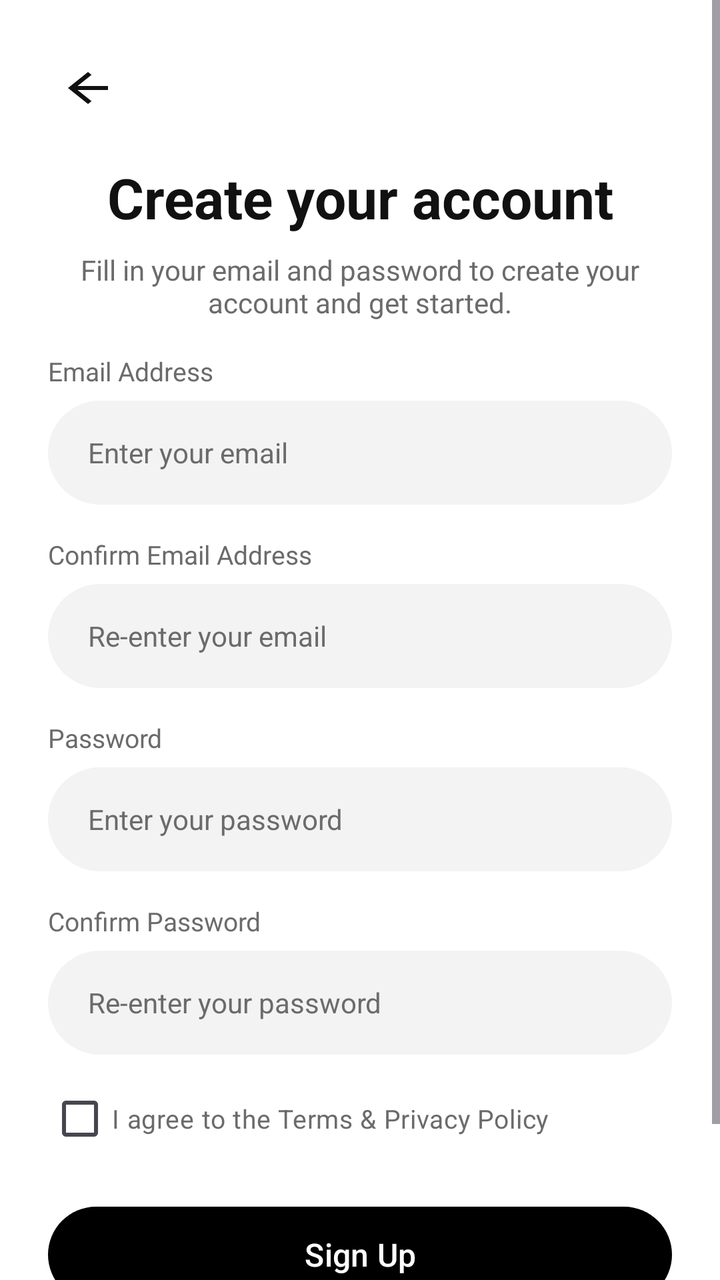
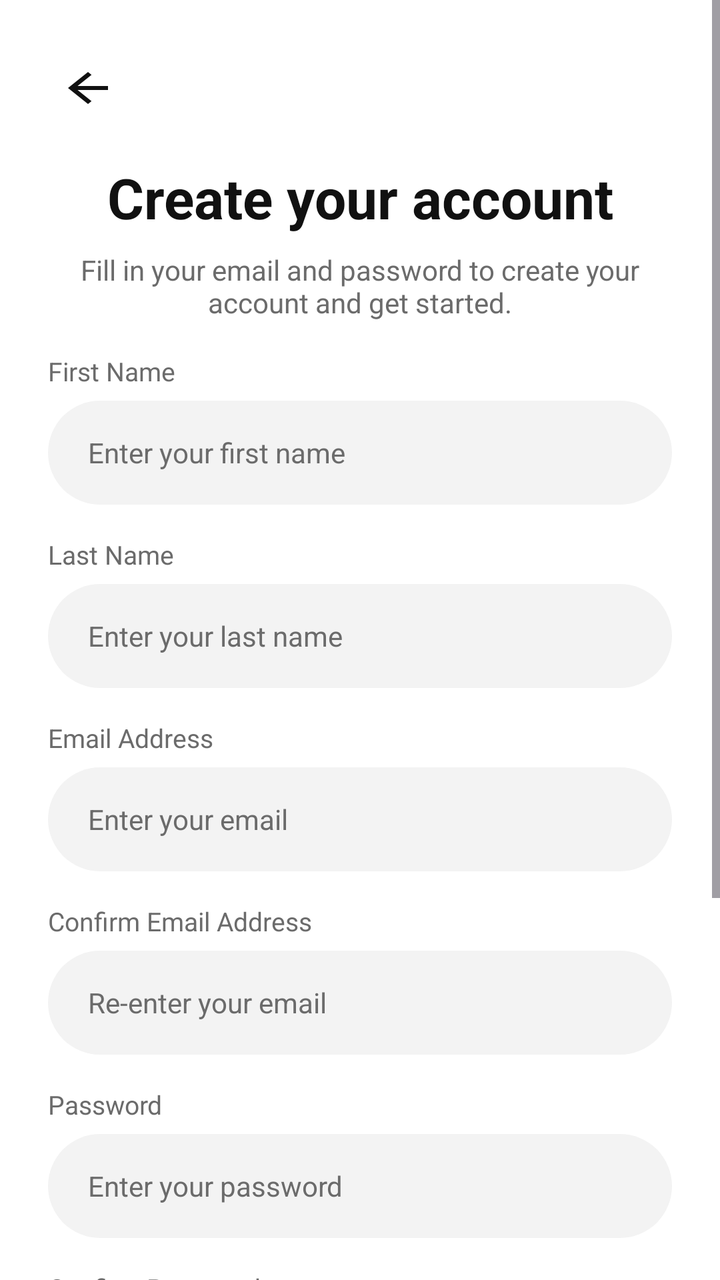

Two renders of the same Android screen: before a commit and after it. Below are the layout's source before the change and the commit's diff.
<!-- AndroidManifest.xml: application theme Theme._1stActivity -->
<!-- res/layout/activity_sign_up.xml -->
<?xml version="1.0" encoding="utf-8"?>
<ScrollView xmlns:android="http://schemas.android.com/apk/res/android"
    xmlns:app="http://schemas.android.com/apk/res-auto"
    android:id="@+id/main"
    android:layout_width="match_parent"
    android:layout_height="match_parent"
    android:background="@color/white"
    android:fillViewport="true"
    android:fitsSystemWindows="true">

    <LinearLayout
        android:layout_width="match_parent"
        android:layout_height="wrap_content"
        android:orientation="vertical"
        android:padding="24dp">

        
        <ImageButton
            android:id="@+id/btnBack"
            android:layout_width="40dp"
            android:layout_height="40dp"
            android:background="?attr/selectableItemBackgroundBorderless"
            android:contentDescription="@string/desc_back"
            android:src="@drawable/ic_arrow_back" />

        
        <TextView
            android:layout_width="match_parent"
            android:layout_height="wrap_content"
            android:layout_marginTop="16dp"
            android:gravity="center"
            android:text="@string/title_create_account"
            android:textColor="@color/text_primary"
            android:textSize="28sp"
            android:textStyle="bold" />

        <TextView
            android:layout_width="match_parent"
            android:layout_height="wrap_content"
            android:layout_marginTop="8dp"
            android:gravity="center"
            android:text="@string/subtitle_sign_up"
            android:textColor="@color/text_secondary"
            android:textSize="14sp" />


        
        <TextView
            android:layout_width="wrap_content"
            android:layout_height="wrap_content"
            android:layout_marginTop="16dp"
            android:text="@string/label_email"
            android:textColor="@color/text_secondary"
            android:textSize="13sp" />

        <EditText
            android:id="@+id/etEmail"
            android:layout_width="match_parent"
            android:layout_height="52dp"
            android:layout_marginTop="6dp"
            android:autofillHints="emailAddress"
            android:background="@drawable/bg_input"
            android:hint="@string/hint_email"
            android:inputType="textEmailAddress"
            android:paddingStart="20dp"
            android:paddingEnd="20dp"
            android:textColor="@color/text_primary"
            android:textColorHint="@color/text_secondary"
            android:textSize="14sp" />

        
        <TextView
            android:layout_width="wrap_content"
            android:layout_height="wrap_content"
            android:layout_marginTop="16dp"
            android:text="@string/label_confirm_email"
            android:textColor="@color/text_secondary"
            android:textSize="13sp" />

        <EditText
            android:id="@+id/etConfirmEmail"
            android:layout_width="match_parent"
            android:layout_height="52dp"
            android:layout_marginTop="6dp"
            android:autofillHints="emailAddress"
            android:background="@drawable/bg_input"
            android:hint="@string/hint_confirm_email"
            android:inputType="textEmailAddress"
            android:paddingStart="20dp"
            android:paddingEnd="20dp"
            android:textColor="@color/text_primary"
            android:textColorHint="@color/text_secondary"
            android:textSize="14sp" />

        
        <TextView
            android:layout_width="wrap_content"
            android:layout_height="wrap_content"
            android:layout_marginTop="16dp"
            android:text="@string/label_password"
            android:textColor="@color/text_secondary"
            android:textSize="13sp" />

        <EditText
            android:id="@+id/etPassword"
            android:layout_width="match_parent"
            android:layout_height="52dp"
            android:layout_marginTop="6dp"
            android:autofillHints="newPassword"
            android:background="@drawable/bg_input"
            android:hint="@string/hint_password"
            android:inputType="textPassword"
            android:paddingStart="20dp"
            android:paddingEnd="20dp"
            android:textColor="@color/text_primary"
            android:textColorHint="@color/text_secondary"
            android:textSize="14sp" />

        
        <TextView
            android:layout_width="wrap_content"
            android:layout_height="wrap_content"
            android:layout_marginTop="16dp"
            android:text="@string/label_confirm_password"
            android:textColor="@color/text_secondary"
            android:textSize="13sp" />

        <EditText
            android:id="@+id/etConfirmPassword"
            android:layout_width="match_parent"
            android:layout_height="52dp"
            android:layout_marginTop="6dp"
            android:autofillHints="newPassword"
            android:background="@drawable/bg_input"
            android:hint="@string/hint_confirm_password"
            android:inputType="textPassword"
            android:paddingStart="20dp"
            android:paddingEnd="20dp"
            android:textColor="@color/text_primary"
            android:textColorHint="@color/text_secondary"
            android:textSize="14sp" />

        
        <CheckBox
            android:id="@+id/cbTerms"
            android:layout_width="wrap_content"
            android:layout_height="wrap_content"
            android:layout_marginTop="8dp"
            android:text="@string/agree_terms"
            android:textColor="@color/text_secondary"
            android:textSize="13sp" />

        
        <com.google.android.material.button.MaterialButton
            android:id="@+id/btnSignUp"
            android:layout_width="match_parent"
            android:layout_height="56dp"
            android:layout_marginTop="16dp"
            android:text="@string/btn_sign_up"
            android:textAllCaps="false"
            android:textColor="@color/white"
            android:textSize="16sp"
            app:backgroundTint="@color/black"
            app:cornerRadius="28dp" />

        
        <LinearLayout
            android:layout_width="match_parent"
            android:layout_height="wrap_content"
            android:layout_marginTop="24dp"
            android:gravity="center"
            android:orientation="horizontal">

            <TextView
                android:layout_width="wrap_content"
                android:layout_height="wrap_content"
                android:text="@string/have_account"
                android:textColor="@color/text_secondary"
                android:textSize="13sp" />

            <TextView
                android:id="@+id/tvGoToLogin"
                android:layout_width="wrap_content"
                android:layout_height="wrap_content"
                android:layout_marginStart="4dp"
                android:padding="4dp"
                android:text="@string/btn_sign_in"
                android:textColor="@color/text_primary"
                android:textSize="13sp"
                android:textStyle="bold" />
        </LinearLayout>

    </LinearLayout>
</ScrollView>
<!-- resources referenced by this layout -->
<resources>
  <color name="black">#FF000000</color>
  <color name="text_primary">#FF111111</color>
  <color name="text_secondary">#FF6B6B6B</color>
  <color name="white">#FFFFFFFF</color>
  <!-- drawable bg_input (drawable) -->
  <?xml version="1.0" encoding="utf-8"?>
  <shape xmlns:android="http://schemas.android.com/apk/res/android"
      android:shape="rectangle">
  
      <solid android:color="@color/input_bg" />
  
      <corners android:radius="28dp" />
  
  </shape>
  <!-- drawable ic_arrow_back (drawable) -->
  <?xml version="1.0" encoding="utf-8"?>
  <vector xmlns:android="http://schemas.android.com/apk/res/android"
      android:width="30dp"
      android:height="24dp"
      android:viewportWidth="24"
      android:viewportHeight="24">
  
      <path
          android:fillColor="@color/text_primary"
          android:pathData="M20,11H7.83l5.59,-5.59L12,4l-8,8 8,8 1.41,-1.41L7.83,13H20v-2z" />
  
  </vector>
  <string name="agree_terms">I agree to the Terms &amp; Privacy Policy</string>
  <string name="btn_sign_in">Sign In</string>
  <string name="btn_sign_up">Sign Up</string>
  <string name="desc_back">Go back</string>
  <string name="have_account">Already have an account?</string>
  <string name="hint_confirm_email">Re-enter your email</string>
  <string name="hint_confirm_password">Re-enter your password</string>
  <string name="hint_email">Enter your email</string>
  <string name="hint_password">Enter your password</string>
  <string name="label_confirm_email">Confirm Email Address</string>
  <string name="label_confirm_password">Confirm Password</string>
  <string name="label_email">Email Address</string>
  <string name="label_password">Password</string>
  <string name="subtitle_sign_up">Fill in your email and password to create your account and get started.</string>
  <string name="title_create_account">Create your account</string>
  <style name="Theme._1stActivity" parent="Base.Theme._1stActivity" />
  <color name="input_bg">#FFF3F3F3</color>
  <style name="Base.Theme._1stActivity" parent="Theme.Material3.DayNight.NoActionBar">
          
          
      </style>
</resources>

<!-- the commit's change to res/layout/activity_sign_up.xml (unified diff, before → after) -->
@@ -43,6 +43,55 @@
             android:textColor="@color/text_secondary"
             android:textSize="14sp" />
 
+
+        
+        
+        <TextView
+            android:layout_width="wrap_content"
+            android:layout_height="wrap_content"
+            android:layout_marginTop="16dp"
+            android:text="@string/label_first_name"
+            android:textColor="@color/text_secondary"
+            android:textSize="13sp" />
+
+        <EditText
+            android:id="@+id/etFirstName"
+            android:layout_width="match_parent"
+            android:layout_height="52dp"
+            android:layout_marginTop="6dp"
+            android:autofillHints="personGivenName"
+            android:background="@drawable/bg_input"
+            android:hint="@string/hint_first_name"
+            android:inputType="textPersonName|textCapWords"
+            android:paddingStart="20dp"
+            android:paddingEnd="20dp"
+            android:textColor="@color/text_primary"
+            android:textColorHint="@color/text_secondary"
+            android:textSize="14sp" />
+
+        
+        <TextView
+            android:layout_width="wrap_content"
+            android:layout_height="wrap_content"
+            android:layout_marginTop="16dp"
+            android:text="@string/label_last_name"
+            android:textColor="@color/text_secondary"
+            android:textSize="13sp" />
+
+        <EditText
+            android:id="@+id/etLastName"
+            android:layout_width="match_parent"
+            android:layout_height="52dp"
+            android:layout_marginTop="6dp"
+            android:autofillHints="personFamilyName"
+            android:background="@drawable/bg_input"
+            android:hint="@string/hint_last_name"
+            android:inputType="textPersonName|textCapWords"
+            android:paddingStart="20dp"
+            android:paddingEnd="20dp"
+            android:textColor="@color/text_primary"
+            android:textColorHint="@color/text_secondary"
+            android:textSize="14sp" />
 
         
         <TextView
<!-- resource entries referenced after the edit -->
@@ -35,10 +35,14 @@
   <string name="hint_confirm_email">Re-enter your email</string>
   <string name="hint_confirm_password">Re-enter your password</string>
   <string name="hint_email">Enter your email</string>
+  <string name="hint_first_name">Enter your first name</string>
+  <string name="hint_last_name">Enter your last name</string>
   <string name="hint_password">Enter your password</string>
   <string name="label_confirm_email">Confirm Email Address</string>
   <string name="label_confirm_password">Confirm Password</string>
   <string name="label_email">Email Address</string>
+  <string name="label_first_name">First Name</string>
+  <string name="label_last_name">Last Name</string>
   <string name="label_password">Password</string>
   <string name="subtitle_sign_up">Fill in your email and password to create your account and get started.</string>
   <string name="title_create_account">Create your account</string>
